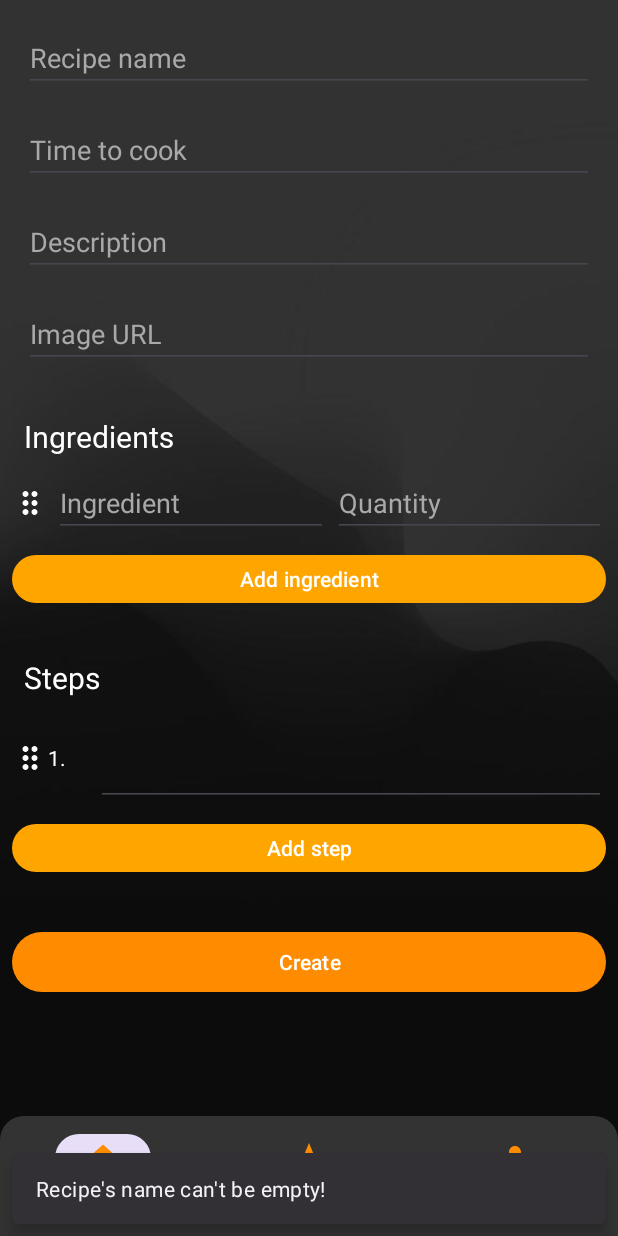
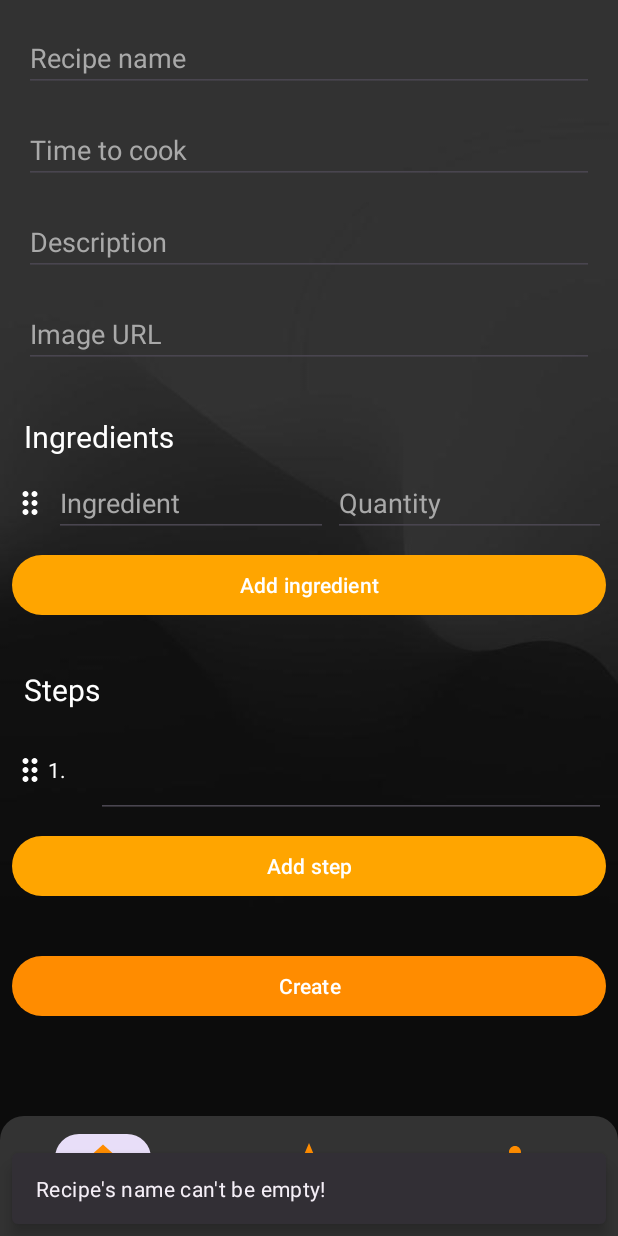
Before and after one commit to paolalenti/Book-of-recipes, an Android app: the RecipeEditorFragment screen opened through its navigation route, after a tap on "Create", on a phone screen of 412 x 824 dp. Run offline under Robolectric (Android 15) with nearby library versions, the phone set to English and light mode, and no system bars; our stand-ins replace Room's generated code, navigation-ui; pictures from the network do not load; 2 other taps on this screen came first.

Commit message:
final corrections

```diff
--- a/app/src/main/res/layout/fragment_recipe_editor.xml
+++ b/app/src/main/res/layout/fragment_recipe_editor.xml
@@ -107,7 +107,7 @@
             android:id="@+id/bt_add_ingredient"
             android:layout_margin="8dp"
             android:layout_width="0dp"
-            android:layout_height="40dp"
+            android:layout_height="wrap_content"
             android:text="@string/editor_add_ingredient"
             app:backgroundTint="@color/orange_color"
             app:layout_constraintEnd_toEndOf="parent"
@@ -141,7 +141,7 @@
             android:id="@+id/bt_add_step"
             android:layout_margin="8dp"
             android:layout_width="0dp"
-            android:layout_height="40dp"
+            android:layout_height="wrap_content"
             app:backgroundTint="@color/orange_color"
             android:text="@string/editor_add_step"
             app:layout_constraintEnd_toEndOf="parent"
--- a/app/src/main/res/layout/fragment_settings.xml
+++ b/app/src/main/res/layout/fragment_settings.xml
@@ -27,7 +27,6 @@
         app:layout_constraintTop_toTopOf="parent"
         />
 
-
     <ImageView
         android:id="@+id/imageView1"
         android:layout_width="120dp"
@@ -36,10 +35,8 @@
         android:layout_marginStart="32dp"
         android:layout_marginTop="16dp"
         app:layout_constraintStart_toStartOf="parent"
-        app:layout_constraintTop_toTopOf="parent"
-        app:layout_constraintBottom_toBottomOf="parent"
+        app:layout_constraintTop_toBottomOf="@id/textViewHeader"
         android:scaleType="centerCrop"
-        app:layout_constraintVertical_bias="0.2"
         />
 
     <TextView
```
